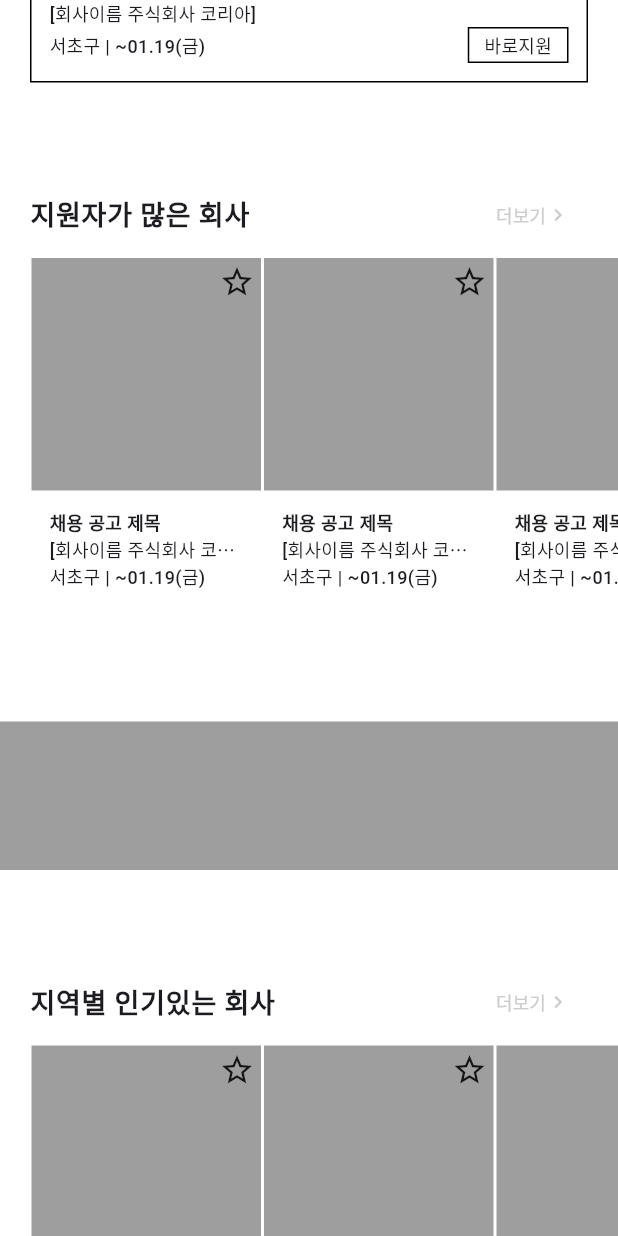
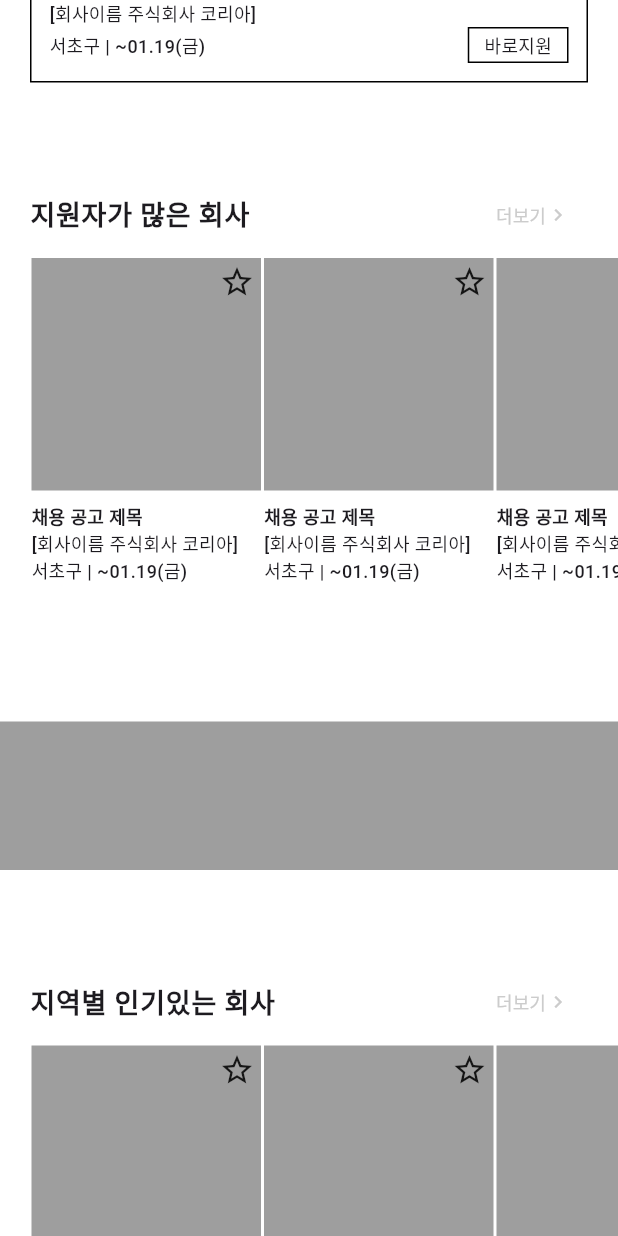
Before and after one commit to 9weeks-app-web/Team-6, a Flutter app: the RecruitPage screen opened by its route, scrolled down 518 dp, on a phone screen of 412 x 824 dp. Run offline on Flutter 3.47's test engine with Material 3 defaults, Android fonts, the phone set to English and light mode, and no system bars; our stand-ins replace flutter_riverpod, flutter_svg, go_router, supabase_flutter; accounts and stored records are empty; Roboto replaces fonts that are missing (Pretendard).

Commit message:
Design: recruit card 타입에 따라 레이아웃 수정

```diff
--- a/lib/view/widgets/recruit_page_widgets/recruit_card_widget.dart
+++ b/lib/view/widgets/recruit_page_widgets/recruit_card_widget.dart
@@ -53,7 +53,9 @@ class RecruitCardWidget extends StatelessWidget {
                   ],
                 ),
           Padding(
-            padding: const EdgeInsets.all(12),
+            padding: isActiveRecruit
+                ? const EdgeInsets.all(12)
+                : const EdgeInsets.only(top: 8),
             child: Column(
               crossAxisAlignment: CrossAxisAlignment.start,
               children: [
```
